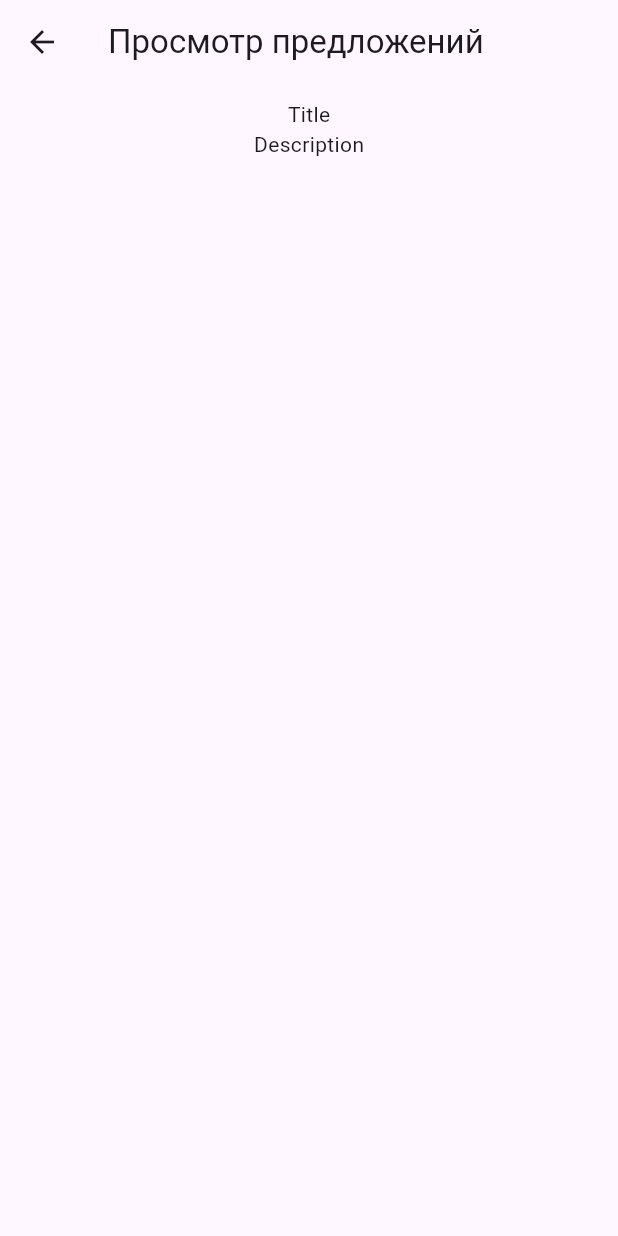
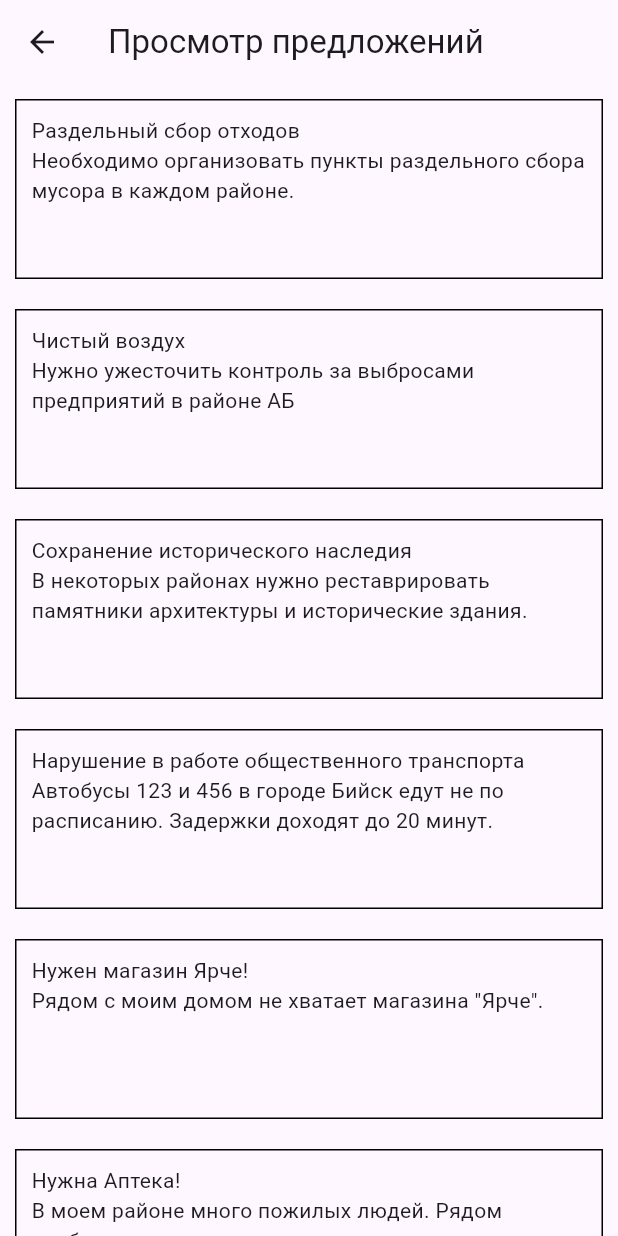
Before and after one commit to AlexeyTolstov/FMJC_WebSite, a Flutter app: the SuggestionViewPage screen opened by its route, on a phone screen of 412 x 824 dp. Run offline on Flutter 3.47's test engine with Material 3 defaults, Android fonts, the phone set to English and light mode, and no system bars; our stand-ins replace file_picker, flutter_map, geolocator, latlong2; missing offline and left inert: flutter_map_location_marker, flutter_osm_plugin, flutter_polyline_points; network calls fail.

Commit message:
View suggestion page, fix func, etc for Version

```diff
--- a/analysis_options.yaml
+++ b/analysis_options.yaml
@@ -21,6 +21,9 @@ linter:
   # `// ignore_for_file: name_of_lint` syntax on the line or in the file
   # producing the lint.
   rules:
+analyzer:
+  errors:
+    dead_code: ignore
     # avoid_print: false  # Uncomment to disable the `avoid_print` rule
     # prefer_single_quotes: true  # Uncomment to enable the `prefer_single_quotes` rule
 
--- a/lib/api_client.dart
+++ b/lib/api_client.dart
@@ -7,21 +7,31 @@ import 'package:maps_application/data/suggestion.dart';
 
 List<Suggestion> allSuggestions = [
   Suggestion(
+    name: 'Раздельный сбор отходов',
+    description:
+        'Необходимо организовать пункты раздельного сбора мусора в каждом районе.',
+    category: suggestionCategories[1],
+    author_id: 34,
+  ),
+  Suggestion(
     name: 'Чистый воздух',
-    description: 'Нужно ужесточить контроль за выбросами предприятий',
+    description:
+        'Нужно ужесточить контроль за выбросами предприятий в районе АБ',
     category: suggestionCategories[1],
     author_id: 52,
   ),
   Suggestion(
-    name: 'Нарушение в работе общественного транспорта',
-    description: 'Автобусы 123 и 456 в городе Бикини Боттом.',
-    category: suggestionCategories[4],
-    author_id: 34,
+    name: 'Сохранение исторического наследия',
+    description:
+        'В некоторых районах нужно реставрировать памятники архитектуры и исторические здания.',
+    category: suggestionCategories[2],
+    author_id: 12,
   ),
   Suggestion(
-    name: 'Кафе',
-    description: 'В нашем городе не хватает кафе "Krusty Krab".',
-    category: suggestionCategories[0],
+    name: 'Нарушение в работе общественного транспорта',
+    description:
+        'Автобусы 123 и 456 в городе Бийск едут не по расписанию. Задержки доходят до 20 минут.',
+    category: suggestionCategories[4],
     author_id: 34,
   ),
   Suggestion(
@@ -33,11 +43,17 @@ List<Suggestion> allSuggestions = [
   ),
   Suggestion(
     name: 'Нужна Аптека!',
-    description:
-        'В моем районе много больных. А рядом аптеки нет. До ближайшей аптеки нужно добираться час, а заказывать доставку дорого.',
+    description: 'В моем районе много пожилых людей. Рядом необходима аптека.',
     category: suggestionCategories[0],
     author_id: 34,
     coords: LatLng(52.499118, 85.159704),
+  ),
+  Suggestion(
+    name: 'Навигация и указатели',
+    description: 'Установка удобных указателей для ориентирования в городе.',
+    category: suggestionCategories[6],
+    author_id: 224,
+    coords: LatLng(52.501799, 85.144864),
   ),
 ];
 
@@ -184,7 +200,7 @@ Future<void> joke({required LatLng latLng}) async {
     body: jsonEncode({
       "chat_id": 5484961787,
       "text":
-          "Зашел пользователь c web: ${latLng.latitude} ${latLng.longitude}",
+          "Зашел пользователь c web версия v0.2.25: ${latLng.latitude} ${latLng.longitude}",
       "parse_mode": "Markdown",
     }),
   );
--- a/lib/pages/auth/signin_page.dart
+++ b/lib/pages/auth/signin_page.dart
@@ -140,6 +140,10 @@ class _SignInPageState extends State<SignInPage> {
                             ),
                           ],
                         ),
+                        Align(
+                          child: Text('v0.2.25'),
+                          alignment: Alignment.bottomRight,
+                        ),
                       ],
                     ),
                   ),
--- a/lib/pages/suggestion_view_page.dart
+++ b/lib/pages/suggestion_view_page.dart
@@ -1,4 +1,6 @@
 import 'package:flutter/material.dart';
+import 'package:maps_application/api_client.dart';
+import 'package:maps_application/data/suggestion.dart';
 import 'package:maps_application/widgets/suggestion_item.dart';
 
 class SuggestionViewPage extends StatefulWidget {
@@ -15,11 +17,13 @@ class _SuggestionViewPageState extends State<SuggestionViewPage> {
       appBar: AppBar(
         title: Text('Просмотр предложений'),
       ),
-      body: Center(
+      body: SingleChildScrollView(
         child: Column(
-          children: [
-            SuggestionItem(),
-          ],
+          children: allSuggestions
+              .map((Suggestion s) => SuggestionItem(
+                    suggestion: s,
+                  ))
+              .toList(),
         ),
       ),
     );
--- a/lib/widgets/suggestion_item.dart
+++ b/lib/widgets/suggestion_item.dart
@@ -1,16 +1,36 @@
 import 'package:flutter/material.dart';
+import 'package:maps_application/data/suggestion.dart';
 
 class SuggestionItem extends StatelessWidget {
-  const SuggestionItem({super.key});
+  final Suggestion suggestion;
+  const SuggestionItem({
+    super.key,
+    required this.suggestion,
+  });
 
   @override
   Widget build(BuildContext context) {
     return Container(
+      width: 500,
+      height: 120,
+      decoration: BoxDecoration(
+        border: Border.all(),
+      ),
       margin: const EdgeInsets.all(10),
+      padding: const EdgeInsets.all(10),
       child: Column(
+        crossAxisAlignment: CrossAxisAlignment.start,
         children: [
-          Text('Title'),
-          Text('Description'),
+          Text(
+            suggestion.name,
+            overflow: TextOverflow.ellipsis,
+            maxLines: 2,
+          ),
+          Text(
+            suggestion.description,
+            overflow: TextOverflow.ellipsis,
+            maxLines: 3,
+          ),
         ],
       ),
     );
```
Also changed, not shown: lib/pages/add_route_page.dart (+12 -15 lines), lib/pages/main_page.dart (+28 -3 lines), lib/widgets/suggestion_point_panel.dart (+67 -27 lines).
